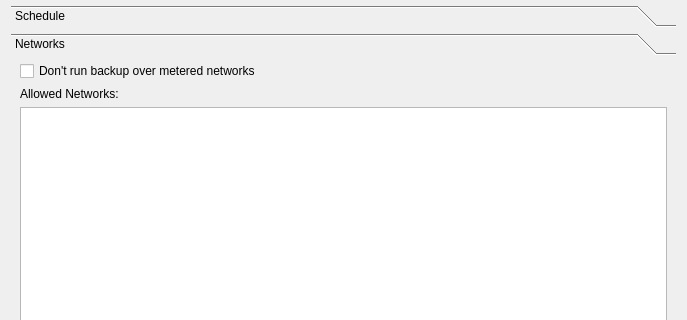
Old version of the form src/vorta/assets/UI/scheduletab.ui in the repository borgbase/vorta; both pictures show x 0 to 687 and y 0 to 320 of the 687 by 507 pixel window.
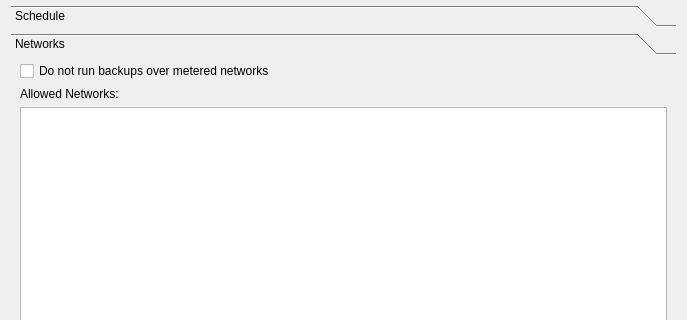
New version of the form. The open tabs and pages were chosen to show the change.

Commit message:
Replace `n't` by `not` in GUI strings.
* src/vorta/application.py
* src/vorta/assets/UI/repotab.ui
* src/vorta/assets/UI/scheduletab.ui
* src/vorta/assets/UI/sshadd.ui
* src/vorta/notifications.py
* src/vorta/views/main_window.py
* src/vorta/views/main_window.py
* src/vorta/views/repo_tab.py

The edit to the form file:
```diff
--- a/src/vorta/assets/UI/scheduletab.ui
+++ b/src/vorta/assets/UI/scheduletab.ui
@@ -364,7 +364,7 @@
        <item row="0" column="0">
         <widget class="QCheckBox" name="dontRunOnMeteredNetworksCheckBox">
          <property name="text">
-          <string>Don't run backup over metered networks</string>
+          <string>Do not run backups over metered networks</string>
          </property>
          <property name="tristate">
           <bool>false</bool>
```
The commit also changes 6 other files.
